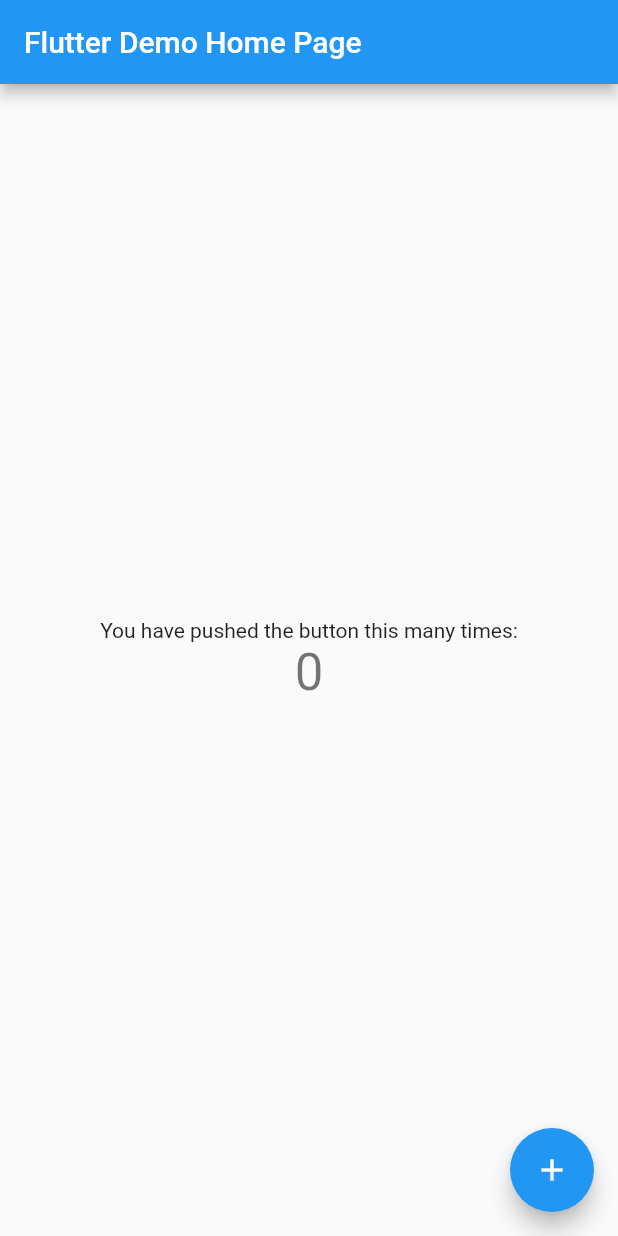
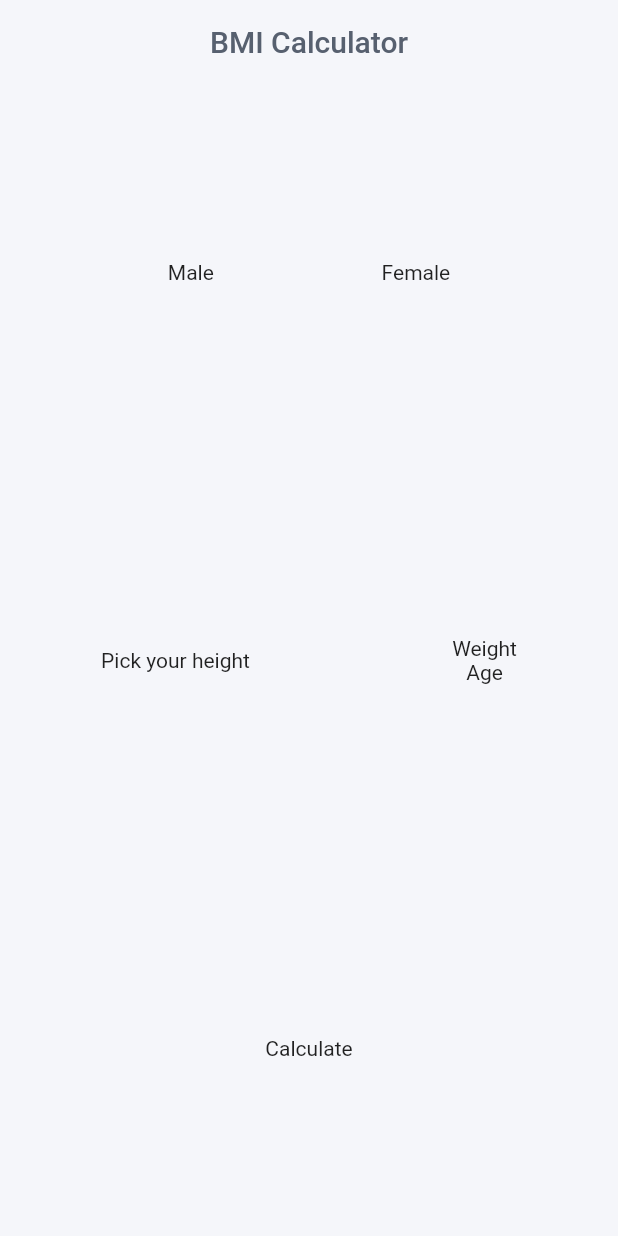
Before and after one commit to FatalError98/BMI-Calculator, a Flutter app: the screen it shows after launch, on a phone screen of 412 x 824 dp. Run offline on Flutter 3.47's test engine with Material 2 defaults, Android fonts, the phone set to English and light mode, and no system bars.

Commit message:
Base Structure

```diff
--- /dev/null
+++ b/lib/constants.dart
@@ -0,0 +1,8 @@
+import 'package:flutter/material.dart';
+
+//Color palette
+const bgColor = Color.fromRGBO(245, 246, 250, 1);
+const pColor = Color.fromRGBO(156, 136, 255, 1);
+const sColor = Color.fromRGBO(140, 122, 230, 1);
+const pFontColor = Color.fromRGBO(87, 96, 111, 1);
+const sFontColor = Color.fromRGBO(116, 125, 140, 1);
--- a/lib/main.dart
+++ b/lib/main.dart
@@ -1,115 +1,82 @@
 import 'package:flutter/material.dart';
 
+import './constants.dart';
+
 void main() {
-  runApp(const MyApp());
+  runApp(MyApp());
 }
 
 class MyApp extends StatelessWidget {
   const MyApp({Key? key}) : super(key: key);
 
-  // This widget is the root of your application.
   @override
   Widget build(BuildContext context) {
     return MaterialApp(
-      title: 'Flutter Demo',
+      debugShowCheckedModeBanner: false,
+      title: 'BMI Calculator',
       theme: ThemeData(
-        // This is the theme of your application.
-        //
-        // Try running your application with "flutter run". You'll see the
-        // application has a blue toolbar. Then, without quitting the app, try
-        // changing the primarySwatch below to Colors.green and then invoke
-        // "hot reload" (press "r" in the console where you ran "flutter run",
-        // or simply save your changes to "hot reload" in a Flutter IDE).
-        // Notice that the counter didn't reset back to zero; the application
-        // is not restarted.
-        primarySwatch: Colors.blue,
+        brightness: Brightness.light,
+        colorScheme: ColorScheme.fromSwatch().copyWith(
+          primary: pColor,
+          secondary: sColor,
+        ),
       ),
-      home: const MyHomePage(title: 'Flutter Demo Home Page'),
+      home: MyHomePage(),
     );
   }
 }
 
 class MyHomePage extends StatefulWidget {
-  const MyHomePage({Key? key, required this.title}) : super(key: key);
-
-  // This widget is the home page of your application. It is stateful, meaning
-  // that it has a State object (defined below) that contains fields that affect
-  // how it looks.
-
-  // This class is the configuration for the state. It holds the values (in this
-  // case the title) provided by the parent (in this case the App widget) and
-  // used by the build method of the State. Fields in a Widget subclass are
-  // always marked "final".
-
-  final String title;
+  const MyHomePage({Key? key}) : super(key: key);
 
   @override
   State<MyHomePage> createState() => _MyHomePageState();
 }
 
 class _MyHomePageState extends State<MyHomePage> {
-  int _counter = 0;
-
-  void _incrementCounter() {
-    setState(() {
-      // This call to setState tells the Flutter framework that something has
-      // changed in this State, which causes it to rerun the build method below
-      // so that the display can reflect the updated values. If we changed
-      // _counter without calling setState(), then the build method would not be
-      // called again, and so nothing would appear to happen.
-      _counter++;
-    });
-  }
-
   @override
   Widget build(BuildContext context) {
-    // This method is rerun every time setState is called, for instance as done
-    // by the _incrementCounter method above.
-    //
-    // The Flutter framework has been optimized to make rerunning build methods
-    // fast, so that you can just rebuild anything that needs updating rather
-    // than having to individually change instances of widgets.
     return Scaffold(
+      backgroundColor: bgColor,
       appBar: AppBar(
-        // Here we take the value from the MyHomePage object that was created by
-        // the App.build method, and use it to set our appbar title.
-        title: Text(widget.title),
-      ),
-      body: Center(
-        // Center is a layout widget. It takes a single child and positions it
-        // in the middle of the parent.
-        child: Column(
-          // Column is also a layout widget. It takes a list of children and
-          // arranges them vertically. By default, it sizes itself to fit its
-          // children horizontally, and tries to be as tall as its parent.
-          //
-          // Invoke "debug painting" (press "p" in the console, choose the
-          // "Toggle Debug Paint" action from the Flutter Inspector in Android
-          // Studio, or the "Toggle Debug Paint" command in Visual Studio Code)
-          // to see the wireframe for each widget.
-          //
-          // Column has various properties to control how it sizes itself and
-          // how it positions its children. Here we use mainAxisAlignment to
-          // center the children vertically; the main axis here is the vertical
-          // axis because Columns are vertical (the cross axis would be
-          // horizontal).
-          mainAxisAlignment: MainAxisAlignment.center,
-          children: <Widget>[
-            const Text(
-              'You have pushed the button this many times:',
-            ),
-            Text(
-              '$_counter',
-              style: Theme.of(context).textTheme.headline4,
-            ),
-          ],
+        iconTheme: const IconThemeData(color: pFontColor),
+        centerTitle: true,
+        backgroundColor: bgColor,
+        elevation: 0,
+        title: const Text(
+          'BMI Calculator',
+          style: TextStyle(
+            color: pFontColor,
+          ),
         ),
       ),
-      floatingActionButton: FloatingActionButton(
-        onPressed: _incrementCounter,
-        tooltip: 'Increment',
-        child: const Icon(Icons.add),
-      ), // This trailing comma makes auto-formatting nicer for build methods.
+      body: Container(
+          child: Column(
+        mainAxisAlignment: MainAxisAlignment.spaceAround,
+        children: [
+          Row(
+            mainAxisAlignment: MainAxisAlignment.spaceEvenly,
+            children: [
+              Text('Male'),
+              Text('Female'),
+            ],
+          ),
+          Row(
+            mainAxisAlignment: MainAxisAlignment.spaceAround,
+            children: [
+              Text('Pick your height'),
+              Column(
+                mainAxisAlignment: MainAxisAlignment.spaceBetween,
+                children: [
+                  Text('Weight'),
+                  Text('Age'),
+                ],
+              ),
+            ],
+          ),
+          Text('Calculate'),
+        ],
+      )),
     );
   }
 }
```
